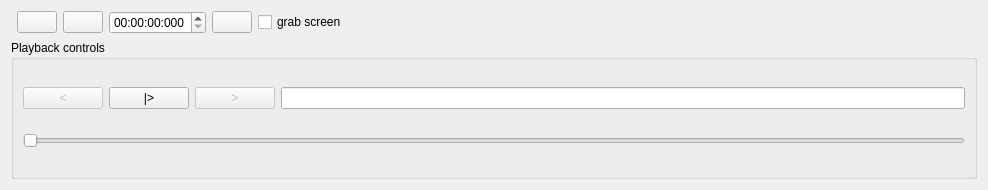
The window that MITK/Modules/IGIDataSourcesManager/niftkIGIDataSourcePlaybackWidget.ui (NifTK/NifTK) describes before a commit, drawn with Qt 5.
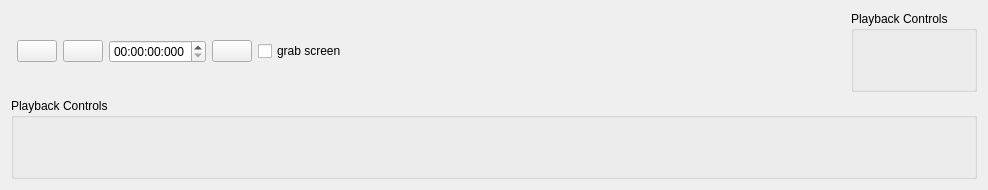
The same window after the commit. Custom widgets are drawn as their Qt base class.

Commit message: Issue #5352 moved playback controls gui to a separate widget, so we can move it more easily

```diff
--- a/MITK/Modules/IGIDataSourcesManager/niftkIGIDataSourcePlaybackWidget.ui
+++ b/MITK/Modules/IGIDataSourcesManager/niftkIGIDataSourcePlaybackWidget.ui
@@ -91,94 +91,37 @@
        </property>
       </spacer>
      </item>
+     <item>
+      <widget class="ctkCollapsibleGroupBox" name="m_ToolManagerPlaybackGroupBox_Horizontal">
+       <property name="title">
+        <string>Playback Controls</string>
+       </property>
+      </widget>
+     </item>
     </layout>
    </item>
    <item>
     <widget class="ctkCollapsibleGroupBox" name="m_ToolManagerPlaybackGroupBox">
      <property name="title">
-      <string>Playback controls</string>
+      <string>Playback Controls</string>
      </property>
-     <layout class="QVBoxLayout" name="verticalLayout_5">
-      <item>
-       <layout class="QHBoxLayout" name="horizontalLayout_2">
-        <property name="leftMargin">
-         <number>0</number>
-        </property>
-        <property name="topMargin">
-         <number>0</number>
-        </property>
-        <item>
-         <widget class="QPushButton" name="m_StartPushButton">
-          <property name="enabled">
-           <bool>false</bool>
-          </property>
-          <property name="text">
-           <string>&lt;</string>
-          </property>
-         </widget>
-        </item>
-        <item>
-         <widget class="QPushButton" name="m_PlayingPushButton">
-          <property name="enabled">
-           <bool>true</bool>
-          </property>
-          <property name="text">
-           <string>|&gt;</string>
-          </property>
-          <property name="checkable">
-           <bool>true</bool>
-          </property>
-         </widget>
-        </item>
-        <item>
-         <widget class="QPushButton" name="m_EndPushButton">
-          <property name="enabled">
-           <bool>false</bool>
-          </property>
-          <property name="text">
-           <string>&gt;</string>
-          </property>
-         </widget>
-        </item>
-        <item>
-         <widget class="QLineEdit" name="m_TimeStampEdit"/>
-        </item>
-       </layout>
-      </item>
-      <item>
-       <widget class="QSlider" name="m_PlaybackSlider">
-        <property name="enabled">
-         <bool>false</bool>
-        </property>
-        <property name="maximum">
-         <number>9999</number>
-        </property>
-        <property name="orientation">
-         <enum>Qt::Horizontal</enum>
-        </property>
-        <property name="tickPosition">
-         <enum>QSlider::NoTicks</enum>
-        </property>
-       </widget>
-      </item>
-     </layout>
     </widget>
    </item>
   </layout>
  </widget>
  <customwidgets>
-  <customwidget>
-   <class>ctkCollapsibleGroupBox</class>
-   <extends>QGroupBox</extends>
-   <header>ctkCollapsibleGroupBox.h</header>
-   <container>1</container>
-  </customwidget>
   <customwidget>
    <class>ctkPathLineEdit</class>
    <extends>QWidget</extends>
    <header>ctkPathLineEdit.h</header>
    <container>1</container>
   </customwidget>
+  <customwidget>
+   <class>ctkCollapsibleGroupBox</class>
+   <extends>QGroupBox</extends>
+   <header>ctkCollapsibleGroupBox.h</header>
+   <container>1</container>
+  </customwidget>
  </customwidgets>
  <resources/>
  <connections/>
```
Left out of the diff: 4 changed lines with no effect on the pictures. The commit also changes 7 other files.
